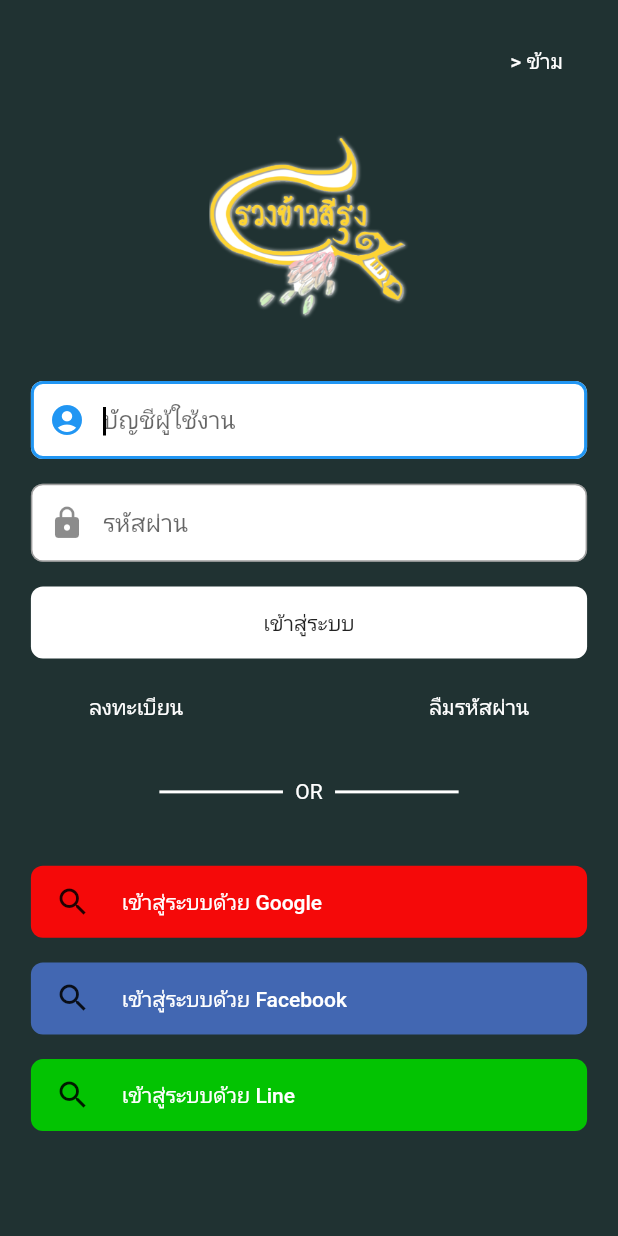
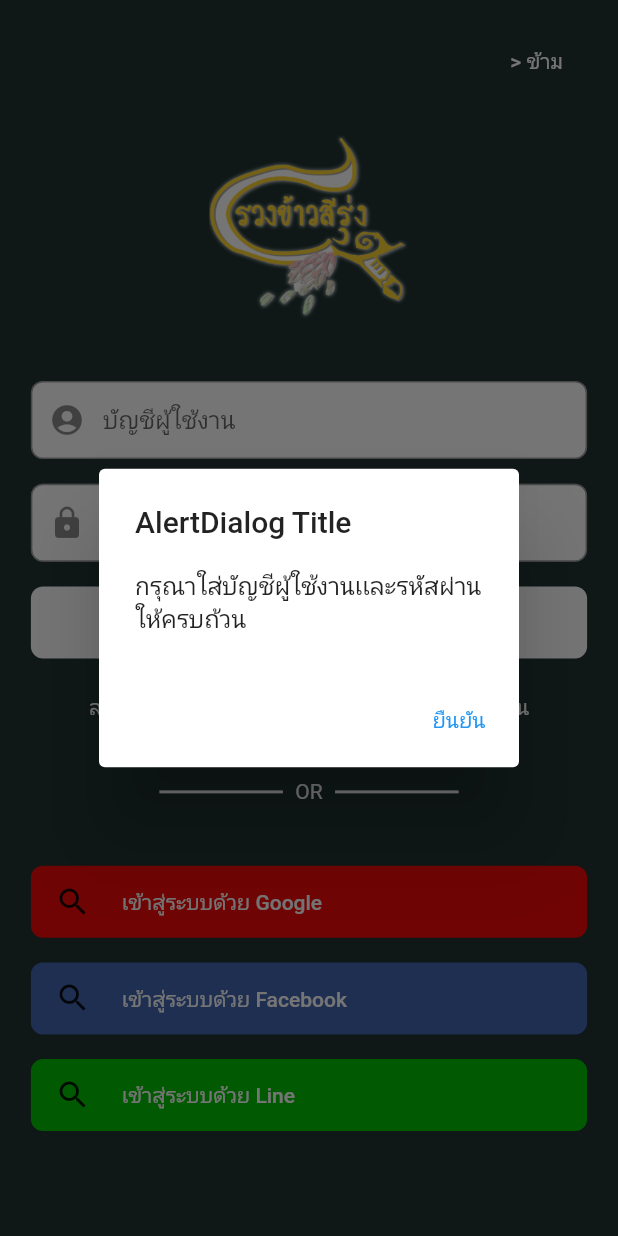
Before and after one commit to ProjectComputerEngine/ApplicationRiceShopping, a Flutter app: the screen it shows after launch, after a tap on "เข้าสู่ระบบ", on a phone screen of 412 x 824 dp. Run offline on Flutter 3.47's test engine with Material 2 defaults, Android fonts, the phone set to English and light mode, and no system bars; our stand-ins replace localstorage.

```diff
--- a/lib/Login/LoginMain.dart
+++ b/lib/Login/LoginMain.dart
@@ -29,10 +29,28 @@
       var data = await conn.login(userController.text, passController.text,
           "Flutter App Test", "192.168.1.1");
       if (data != null) {
+        if(data['ID_Admin'][0] != 'N'){
+
           localStorage.setItem('UserOnline', data);
+          if(data['ID_Admin'][0] == 'A'){
+
+          }
+          else if(data['ID_Admin'][0] == 'S'){
+
+          }
+          else{
+
+          }
+        }
+        else{
+          _showMyDialog(context, 'กรุณาใส่บัญชีผู้ใช้งานเเละรหัสผ่าน\nให้ถูกต้อง');
+        }
       } else {
-        print('Error value is NULL');
+       // _showMyDialog(context, 'เกิดปัญหาด้านเครือข่าย\nกรุณาลองใหม่ภายหลัง');
       }
+    }
+    else {
+      _showMyDialog(context, 'กรุณาใส่บัญชีผู้ใช้งานเเละรหัสผ่าน\nให้ครบถ้วน');
     }
   }
 
@@ -203,6 +221,7 @@
 
   Future<dynamic> login(
       String username, String password, String Device, String IP) async {
+    try {
       String url = "http://" +
           SERVER +
           "/login/Login2Database.php?username=" +
@@ -214,7 +233,10 @@
           "&time=" +
           DateFormat('yyyy-MM-dd HH:mm:ss').format(DateTime.now()) +
           "." +
-        DateTime.now().millisecond.toString() +
+          DateTime
+              .now()
+              .millisecond
+              .toString() +
           "&ip=" +
           IP;
       var response = await get(url);
@@ -229,4 +251,36 @@
         return null;
       }
     }
+    catch (error) {
+      print('$error');
   }
+  }
+
+}
+
+Future<void> _showMyDialog(BuildContext context,String dialogMessage) async {
+  return showDialog<void>(
+    context: context,
+    barrierDismissible: false, // user must tap button!
+    builder: (BuildContext context) {
+      return AlertDialog(
+        title: Text('AlertDialog Title'),
+        content: SingleChildScrollView(
+          child: ListBody(
+            children: <Widget>[
+              Text(dialogMessage),
+            ],
+          ),
+        ),
+        actions: <Widget>[
+          TextButton(
+            child: Text('ยืนยัน'),
+            onPressed: () {
+              Navigator.of(context).pop();
+            },
+          ),
+        ],
+      );
+    },
+  );
+}
```
Also changed, not shown: 2 other files. Lines whose indentation alone changed are shown as unchanged.
